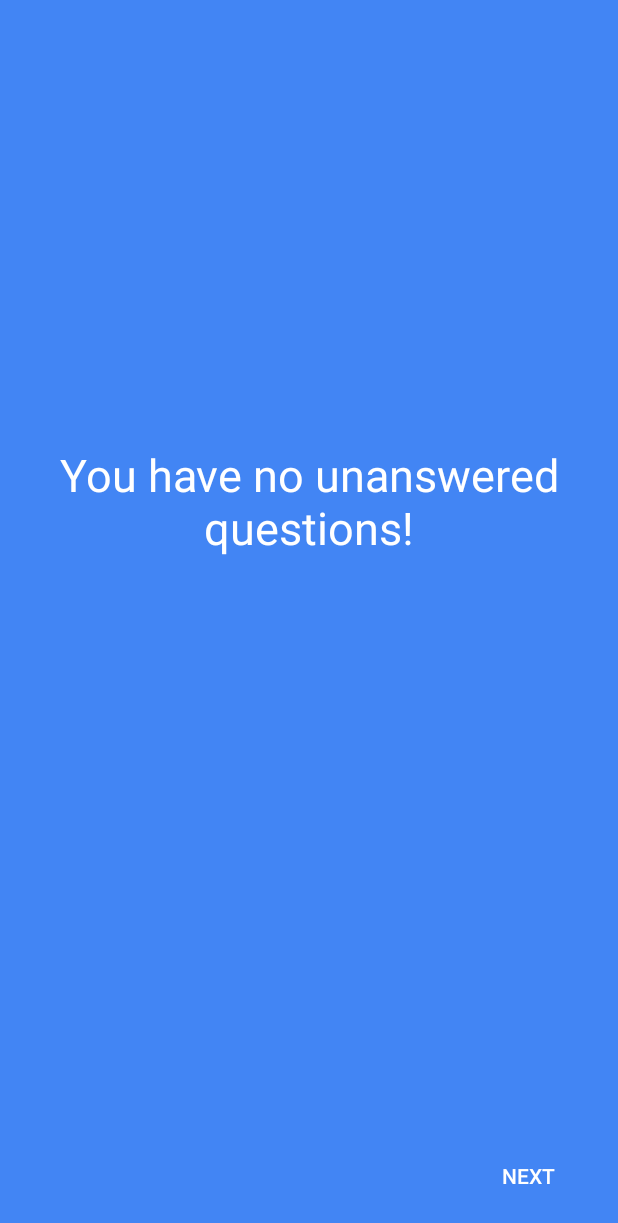
After one commit to AlexanderAmeye/Workmate, an Android app: the fragment NoQuestions shown on its own in the app's theme, on a phone screen of 412 x 824 dp. The commit adds this screen. Shown: the top 1223 px of the screen. Run offline under Robolectric (Android 15) with nearby library versions, the light colour scheme and no system bars.

Commit message:
Initial Commit

```diff
--- /dev/null
+++ b/app/src/main/java/me/example/paul/Fragments/NoQuestions.java
@@ -0,0 +1,41 @@
+package me.example.paul.Fragments;
+
+import android.os.Build;
+import android.os.Bundle;
+import android.support.annotation.RequiresApi;
+import android.support.v4.app.Fragment;
+import android.view.LayoutInflater;
+import android.view.View;
+import android.view.ViewGroup;
+import android.widget.Button;
+
+import me.example.paul.Activities.SurveyActivity;
+import me.example.paul.R;
+
+public class NoQuestions extends Fragment {
+
+    @Override
+    public View onCreateView(LayoutInflater inflater, ViewGroup container,
+                             Bundle savedInstanceState) {
+        ViewGroup rootView = (ViewGroup) inflater.inflate(
+                R.layout.fragment_noquestions, container, false);
+
+        Button next_button = rootView.findViewById(R.id.button_next);
+        next_button.setVisibility(View.VISIBLE);
+        next_button.setOnClickListener(new View.OnClickListener() {
+            @RequiresApi(api = Build.VERSION_CODES.JELLY_BEAN)
+            @Override
+            public void onClick(View v) {
+                ((SurveyActivity) getActivity()).go_to_next();
+            }
+        });
+        return rootView;
+    }
+
+
+    @Override
+    public void onActivityCreated(Bundle savedInstanceState) {
+        super.onActivityCreated(savedInstanceState);
+
+    }
+}
--- /dev/null
+++ b/app/src/main/res/layout/fragment_noquestions.xml
@@ -0,0 +1,34 @@
+<?xml version="1.0" encoding="utf-8"?>
+<android.support.constraint.ConstraintLayout xmlns:android="http://schemas.android.com/apk/res/android"
+    xmlns:app="http://schemas.android.com/apk/res-auto"
+    xmlns:tools="http://schemas.android.com/tools"
+    android:layout_width="match_parent"
+    android:layout_height="match_parent"
+    android:background="@color/screen1">
+
+    <Button
+        android:id="@+id/button_next"
+        android:layout_width="wrap_content"
+        android:layout_height="wrap_content"
+        android:layout_marginEnd="16dp"
+        android:layout_marginRight="16dp"
+        android:layout_marginBottom="16dp"
+        android:background="@color/transparent"
+        android:text="Next"
+        app:layout_constraintBottom_toBottomOf="parent"
+        app:layout_constraintEnd_toEndOf="parent" />
+
+    <TextView
+        android:id="@+id/message"
+        android:layout_width="wrap_content"
+        android:layout_height="wrap_content"
+        android:layout_marginTop="296dp"
+        android:gravity="center"
+        android:text="You have no unanswered questions!"
+        android:textColor="@color/colorWhite"
+        android:textSize="30sp"
+        app:layout_constraintEnd_toEndOf="parent"
+        app:layout_constraintStart_toStartOf="parent"
+        app:layout_constraintTop_toTopOf="parent" />
+
+</android.support.constraint.ConstraintLayout>
--- a/build.gradle
+++ b/build.gradle
@@ -7,7 +7,7 @@ buildscript {
 
     }
     dependencies {
-        classpath 'com.android.tools.build:gradle:3.3.2'
+        classpath 'com.android.tools.build:gradle:3.4.0'
         classpath 'com.google.gms:google-services:4.2.0'
 
         // NOTE: Do not place your application dependencies here; they belong
```
Also changed, not shown: app/src/main/java/me/example/paul/Activities/RegisterActivity.java (+36 -8 lines), app/src/main/java/me/example/paul/Activities/SurveyActivity.java (+13 -3 lines), gradle/wrapper/gradle-wrapper.properties.
